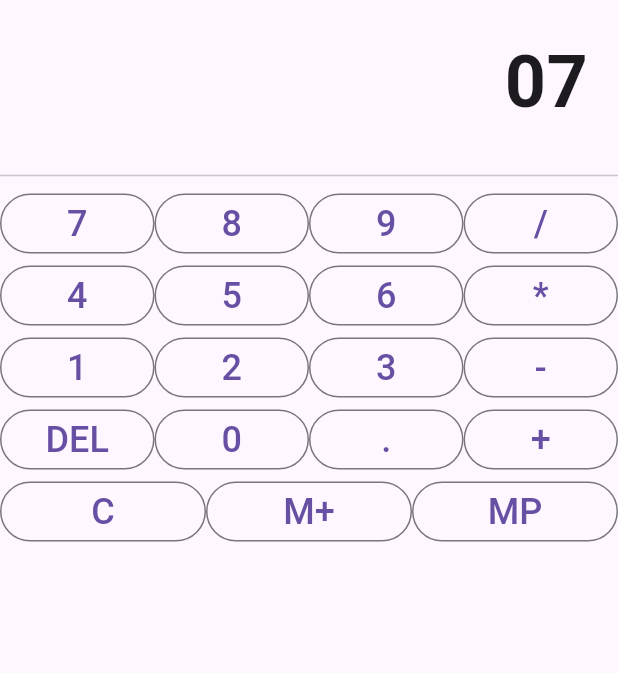
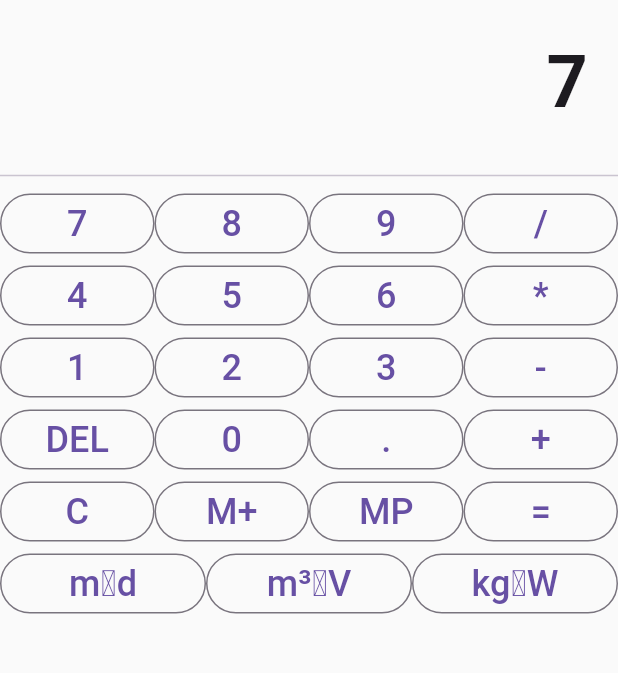
Before and after one commit to MichaelCreel/Big-Mac-Calculator, a Flutter app: the screen it shows after launch, after a tap on an icon or button, on a phone screen of 412 x 824 dp, the part 84-757 px from its top. Run offline on Flutter 3.47's test engine with Material 3 defaults, Android fonts, the phone set to English and light mode, and no system bars; missing offline and left inert: expression_language.

Commit message:
Memory, System Theme Matching, & Calculating
Renamed _output to equation, _memory to memory, and added unit (unused). Added a basic memory system. Added themes and automatic matching for your system. Added the equals button to calculate basic equations. Added conversion buttons that convert these:
meters --> diameters
meters^3 --> volumes
kilograms --> weights

```diff
--- a/lib/main.dart
+++ b/lib/main.dart
@@ -1,16 +1,31 @@
 import 'package:flutter/material.dart';
+import 'package:expression_language/expression_language.dart';
 
 void main() {
-  runApp(const MyApp());
+  runApp(MyApp());
 }
 
 class MyApp extends StatelessWidget {
-  const MyApp({super.key});
+  MyApp({super.key});
+  ThemeData darkTheme = ThemeData(
+    brightness: Brightness.dark,
+    primaryColor: Colors.grey[900],
+    scaffoldBackgroundColor: Colors.grey[900]
+  );
+
+  ThemeData lightTheme = ThemeData(
+    brightness: Brightness.light,
+    primaryColor: Colors.grey[50],
+    scaffoldBackgroundColor: Colors.grey[50]
+  );
 
   // This widget is the root of your application.
   @override
   Widget build(BuildContext context) {
     return MaterialApp(
+      theme: lightTheme,
+      darkTheme: darkTheme,
+      themeMode: ThemeMode.system,
       home: Scaffold(
         appBar: AppBar(
           title: Text('Big Mac Calculator'),
@@ -27,25 +42,35 @@ class Calculator extends StatefulWidget {
 }
 
 class CalculatorState extends State<Calculator> {
-  String _output = '0';
-  String _memory = '';
+  String equation = '';
+  String memory = '';
+  String unit = '';
 
   void buttonPressed(String buttonText) {
     setState(() {
       if (buttonText == 'C') {
-        _output = '';
+        equation = '';
       } else if (buttonText == '=') {
-        //CALCULATOR HERE
+        equation = Solve(equation);
       } else if (buttonText == 'DEL') {
-        if (_output != '') {
-          _output = _output.substring(0, _output.length - 1);
+        if (equation != '') {
+          equation = equation.substring(0, equation.length - 1);
         }
       } else if (buttonText == 'M+') {
-        _memory = _output;
+        memory = equation;
       } else if (buttonText == 'MP') {
-        _output += _memory;
+        equation += memory;
+      } else if (buttonText == 'm\u2192d') {
+        equation = Solve(equation);
+        equation = Solve("$equation/0.09525");
+      } else if (buttonText == 'm\u00B3\u2192V') {
+        equation = Solve(equation);
+        equation = Solve("$equation/0.00041");
+      } else if (buttonText == 'kg\u2192W') {
+        equation = Solve(equation);
+        equation = Solve("$equation/0.215");
       } else {
-        _output += buttonText;
+        equation += buttonText;
       }
     });
   }
@@ -66,7 +91,7 @@ class CalculatorState extends State<Calculator> {
         Container(
           padding: EdgeInsets.all(20.0),
           alignment: Alignment.centerRight,
-          child: Text(_output,
+          child: Text(equation,
             style: TextStyle(fontSize: 48.0, fontWeight: FontWeight.bold),),
         ),
         Divider(),
@@ -105,6 +130,12 @@ class CalculatorState extends State<Calculator> {
                 _buildButton('C'),
                 _buildButton('M+'),
                 _buildButton('MP'),
+                _buildButton('='),
+              ],),
+              Row(children: <Widget>[
+                _buildButton('m\u2192d'),
+                _buildButton('m\u00B3\u2192V'),
+                _buildButton('kg\u2192W')
               ],)
             ],
           ),
@@ -112,4 +143,12 @@ class CalculatorState extends State<Calculator> {
       ],
     );
   }
+
+  String Solve(String input) {
+    var context = <String, ExpressionProviderElement>{};
+    var expressionParser = ExpressionParser(context);
+    var parsedExpression = expressionParser.parse(input);
+    var evaluator = parsedExpression.evaluate();
+    return evaluator.toString();
+  }
 }
--- a/pubspec.yaml
+++ b/pubspec.yaml
@@ -45,6 +45,7 @@ dev_dependencies:
   # package. See that file for information about deactivating specific lint
   # rules and activating additional ones.
   flutter_lints: ^5.0.0
+  expression_language: ^1.0.1
 
 # For information on the generic Dart part of this file, see the
 # following page: https://dart.dev/tools/pub/pubspec
```
Also changed, not shown: pubspec.lock, 1 other file.
